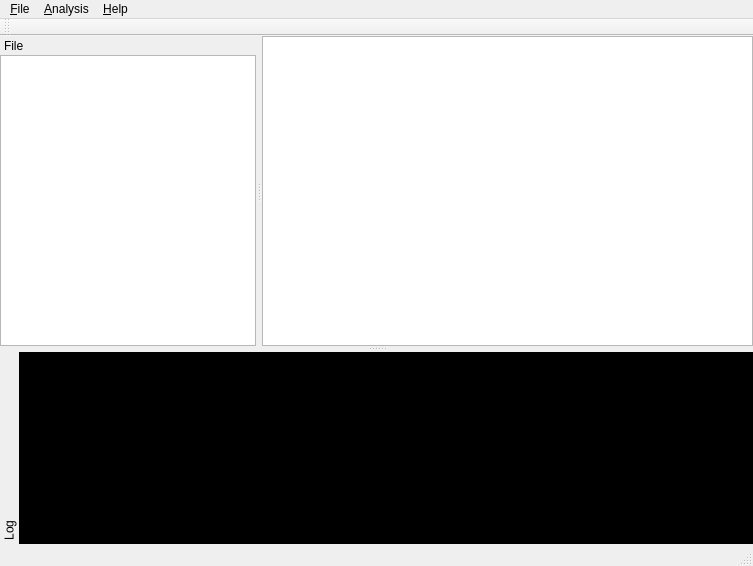
The window that mainwindow.ui (njau-sri/rtm-gwas-gui) describes before a commit, drawn with Qt 5.
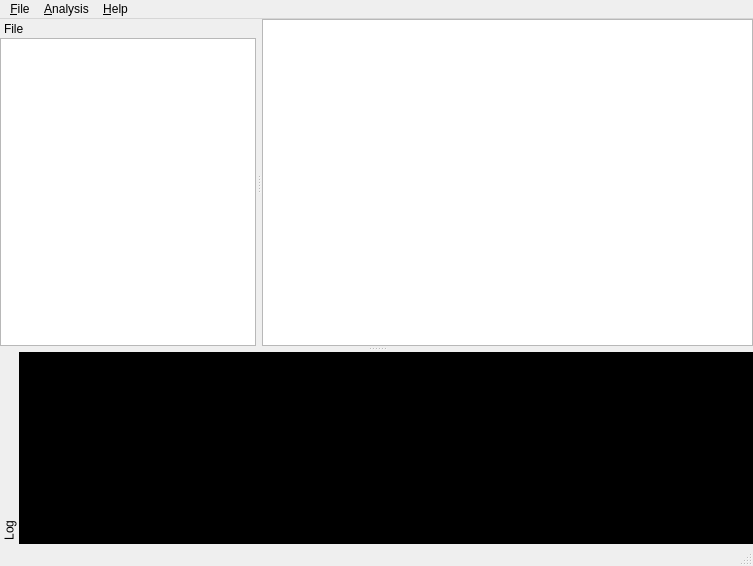
The same window after the commit.

Commit message: Remove main toolbar

Patch:
```diff
--- a/mainwindow.ui
+++ b/mainwindow.ui
@@ -72,14 +72,6 @@
    <addaction name="menuAnalysis"/>
    <addaction name="menuHelp"/>
   </widget>
-  <widget class="QToolBar" name="mainToolBar">
-   <attribute name="toolBarArea">
-    <enum>TopToolBarArea</enum>
-   </attribute>
-   <attribute name="toolBarBreak">
-    <bool>false</bool>
-   </attribute>
-  </widget>
   <widget class="QStatusBar" name="statusBar"/>
   <widget class="QDockWidget" name="dockWidgetFile">
    <property name="features">
```
Left out of the diff: 33 changed lines with no effect on the pictures. The commit also changes 1 other file.
